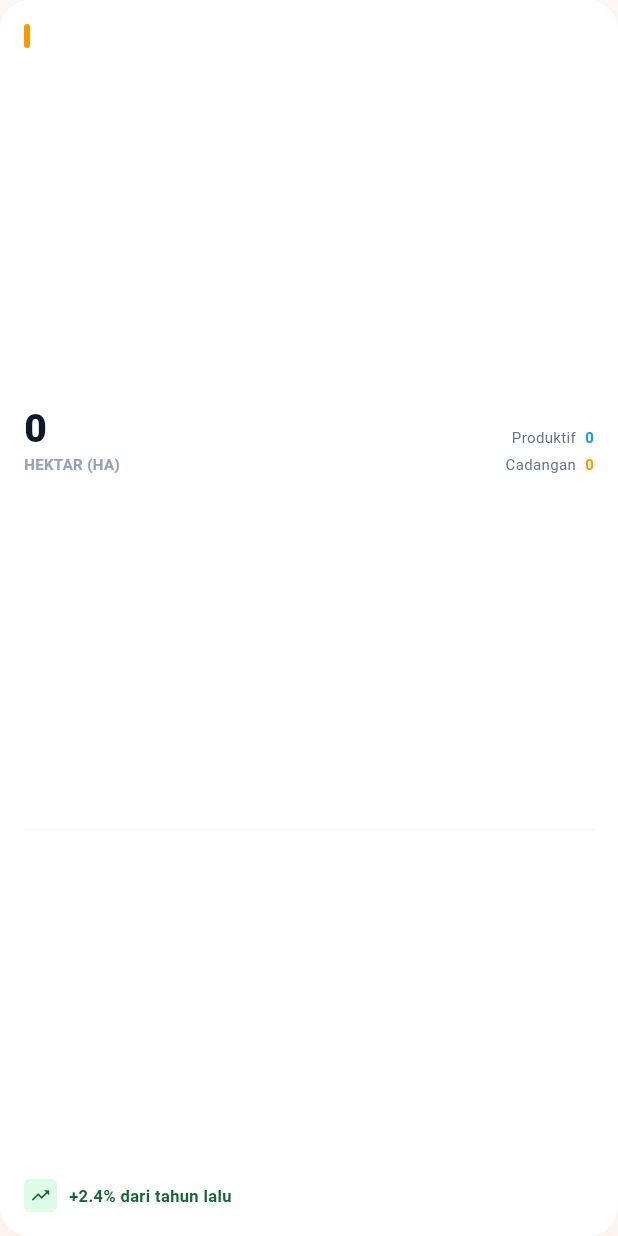
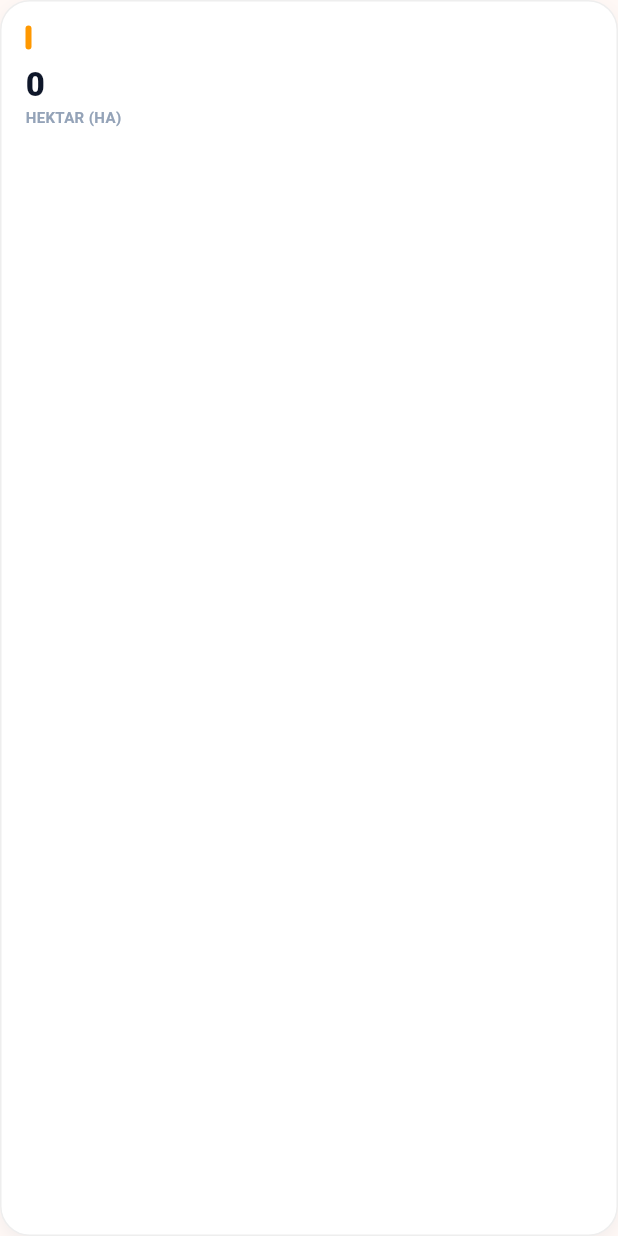
Before and after one commit to wahyualif23014/PRESISI-, a Flutter app: the StatisticsCard widget shown alone on an empty page, opened directly with empty values, on a phone screen of 412 x 824 dp. Run offline on Flutter 3.47's test engine with Material 3 defaults, Android fonts, the phone set to English and light mode, and no system bars; our stand-ins replace fl_chart, flutter_secure_storage, go_router, supabase_flutter; missing offline and left inert: widget_slider; accounts and stored records are empty.

Commit message:
final sek

```diff
--- a/lib/features/admin/dashboard/presentation/widgets/statistics_card.dart
+++ b/lib/features/admin/dashboard/presentation/widgets/statistics_card.dart
@@ -3,42 +3,59 @@ import 'package:flutter/material.dart';
 class StatisticsCard extends StatelessWidget {
   final String title;
   final String year;
-  final double data; // Data dari DashboardModel
+  final double data;
+  final bool isActive; // Status apakah kartu ini sedang dipilih
+  final VoidCallback onTap; // Callback saat kartu diklik
 
   const StatisticsCard({
     super.key,
     required this.title,
     required this.year,
     required this.data,
+    required this.isActive,
+    required this.onTap,
   });
 
   @override
   Widget build(BuildContext context) {
-    return Container(
-      // Hapus margin bottom di sini agar diatur oleh Wrap/LayoutBuilder di parent
+    // Warna background & text berubah saat aktif agar lebih menonjol
+    final bgColor = isActive ? const Color(0xFF7C6FDE) : Colors.white; // Ungu vs Putih
+    final titleColor = isActive ? Colors.white70 : const Color(0xFF64748B);
+    final valueColor = isActive ? Colors.white : const Color(0xFF0F172A);
+    final subTextColor = isActive ? Colors.white60 : const Color(0xFF94A3B8);
+
+    return GestureDetector(
+      onTap: onTap,
+      child: AnimatedContainer(
+        duration: const Duration(milliseconds: 300),
+        curve: Curves.easeInOut,
+        // Lebar akan diatur oleh Parent (Flex/Expanded), jadi di sini kita atur margin/padding
         padding: const EdgeInsets.all(16),
         decoration: BoxDecoration(
-        color: Colors.white,
-        borderRadius: BorderRadius.circular(20), // Konsisten dengan Carousel
+          color: bgColor,
+          borderRadius: BorderRadius.circular(20),
           boxShadow: [
             BoxShadow(
-            color: const Color(0xFF64748B).withOpacity(0.08), // Shadow halus
-            blurRadius: 24,
-            offset: const Offset(0, 8),
+              color: isActive
+                  ? const Color(0xFF7C6FDE).withOpacity(0.3)
+                  : const Color(0xFF64748B).withOpacity(0.08),
+              blurRadius: isActive ? 12 : 8,
+              offset: const Offset(0, 4),
             ),
           ],
+          border: isActive ? null : Border.all(color: Colors.grey.shade200),
         ),
         child: Column(
           crossAxisAlignment: CrossAxisAlignment.start,
-        mainAxisAlignment: MainAxisAlignment.spaceBetween,
           children: [
             // Header Judul
             Row(
               children: [
-              Container(
+                AnimatedContainer(
+                  duration: const Duration(milliseconds: 300),
                   width: 4, height: 16,
                   decoration: BoxDecoration(
-                  color: Colors.orange,
+                    color: isActive ? Colors.white : Colors.orange,
                     borderRadius: BorderRadius.circular(2),
                   ),
                   margin: const EdgeInsets.only(right: 8),
@@ -46,10 +63,10 @@ class StatisticsCard extends StatelessWidget {
                 Expanded(
                   child: Text(
                     "$title $year",
-                  style: const TextStyle(
+                    style: TextStyle(
                       fontSize: 11,
                       fontWeight: FontWeight.w700,
-                    color: Color(0xFF64748B), // Slate 500
+                      color: titleColor,
                       letterSpacing: 0.5,
                     ),
                     maxLines: 1,
@@ -59,76 +76,68 @@ class StatisticsCard extends StatelessWidget {
               ],
             ),
 
-          const SizedBox(height: 16),
+            const SizedBox(height: 12),
 
-          // Konten Utama
-          Row(
-            crossAxisAlignment: CrossAxisAlignment.end,
-            children: [
-              // Angka Besar
-              Expanded(
-                flex: 5,
-                child: Column(
-                  crossAxisAlignment: CrossAxisAlignment.start,
-                  children: [
+            // Angka Utama
             Text(
               _formatNumber(data),
-                      style: const TextStyle(
-                        fontSize: 26,
+              style: TextStyle(
+                fontSize: isActive ? 28 : 22, // Membesar saat aktif
                 fontWeight: FontWeight.w800,
-                        color: Color(0xFF0F172A), // Slate 900
+                color: valueColor,
                 height: 1.0,
               ),
             ),
             const SizedBox(height: 4),
-                    const Text(
+            Text(
               "HEKTAR (HA)",
               style: TextStyle(
                 fontSize: 10,
                 fontWeight: FontWeight.bold,
-                        color: Color(0xFF94A3B8), // Slate 400
-                      ),
-                    ),
-                  ],
+                color: subTextColor,
               ),
             ),
 
-              // Breakdown (Visual Dummy Proporsional)
-              Expanded(
-                flex: 6,
+
+            AnimatedSize(
+              duration: const Duration(milliseconds: 300),
+              curve: Curves.easeInOut,
+              alignment: Alignment.topCenter,
+              child: SizedBox(
+                height: isActive ? null : 0, // Tinggi 0 jika tidak aktif
                 child: Column(
-                  crossAxisAlignment: CrossAxisAlignment.end,
                   children: [
-                    _buildLegendItem("Produktif", data * 0.65, Colors.blue),
-                    const SizedBox(height: 4),
-                    _buildLegendItem("Cadangan", data * 0.35, Colors.orange),
-                  ],
-                ),
-              ),
-            ],
-          ),
+                    const SizedBox(height: 16),
+                    Divider(color: isActive ? Colors.white24 : Colors.grey.shade100),
+                    const SizedBox(height: 12),
+
+                    // Detail Breakdown
+                    _buildLegendItem("Produktif", data * 0.65, isActive ? Colors.white : Colors.blue, isActive),
+                    const SizedBox(height: 6),
+                    _buildLegendItem("Cadangan", data * 0.35, isActive ? Colors.white : Colors.orange, isActive),
 
                     const SizedBox(height: 12),
-          Divider(height: 1, color: Colors.grey.shade100),
-          const SizedBox(height: 8),
-
-          // Footer: Indikator Kenaikan
+                    // Indikator Trend
                     Row(
                       children: [
                         Container(
                           padding: const EdgeInsets.all(4),
                           decoration: BoxDecoration(
-                  color: const Color(0xFFDCFCE7), // Green 100
+                            color: isActive ? Colors.white24 : const Color(0xFFDCFCE7),
                             borderRadius: BorderRadius.circular(4),
                           ),
-                child: const Icon(Icons.trending_up, color: Color(0xFF166534), size: 14),
+                          child: Icon(
+                            Icons.trending_up,
+                            color: isActive ? Colors.white : const Color(0xFF166534),
+                            size: 14
+                          ),
                         ),
                         const SizedBox(width: 8),
-              const Text(
-                "+2.4% dari tahun lalu",
+                        Text(
+                          "+2.4% vs lalu",
                           style: TextStyle(
                             fontWeight: FontWeight.w600,
-                  color: Color(0xFF166534), // Green 800
+                            color: isActive ? Colors.white : const Color(0xFF166534),
                             fontSize: 11,
                           ),
                         ),
@@ -136,21 +145,32 @@ class StatisticsCard extends StatelessWidget {
                     ),
                   ],
                 ),
+              ),
+            ),
+          ],
+        ),
+      ),
     );
   }
 
-  Widget _buildLegendItem(String label, double value, Color color) {
+  Widget _buildLegendItem(String label, double value, Color color, bool isDarkBg) {
     return Row(
-      mainAxisSize: MainAxisSize.min,
+      mainAxisAlignment: MainAxisAlignment.spaceBetween,
       children: [
         Text(
           label,
-          style: const TextStyle(fontSize: 10, color: Color(0xFF64748B)),
+          style: TextStyle(
+            fontSize: 11,
+            color: isDarkBg ? Colors.white70 : const Color(0xFF64748B)
           ),
-        const SizedBox(width: 6),
+        ),
         Text(
           _formatNumber(value),
-          style: TextStyle(fontSize: 10, fontWeight: FontWeight.bold, color: color),
+          style: TextStyle(
+            fontSize: 11,
+            fontWeight: FontWeight.bold,
+            color: color
+          ),
         ),
       ],
     );
```
Lines whose indentation alone changed are shown as unchanged.
